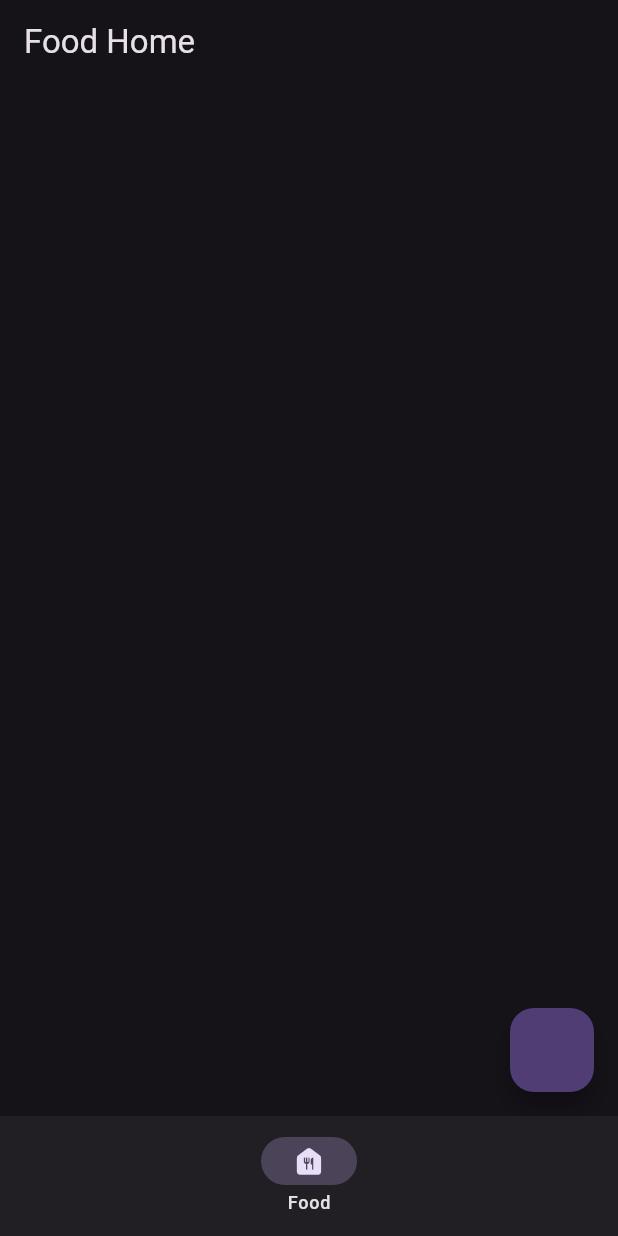
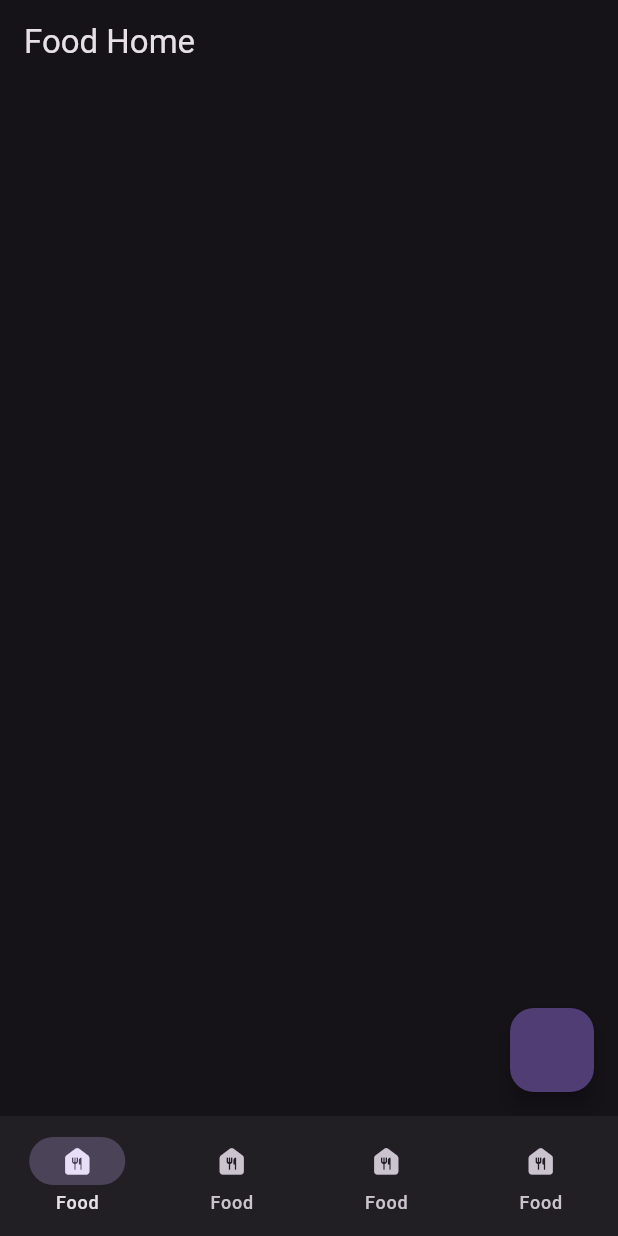
Before and after one commit to acano99/my_home_flutter, a Flutter app: the screen it shows after launch, on a phone screen of 412 x 824 dp. Run offline on Flutter 3.47's test engine with Material 3 defaults, Android fonts, the phone set to English and light mode, and no system bars.

Commit message:
actualizada la pantalla

```diff
--- a/lib/ui/screens/main/main.dart
+++ b/lib/ui/screens/main/main.dart
@@ -14,6 +14,9 @@ class _MainScreenState extends State<MainScreen> {
   @override
   Widget build(BuildContext context) {
     List<Destination> destinations = [
+      Destination(label: 'Food', icon: Icons.food_bank_rounded),
+      Destination(label: 'Food', icon: Icons.food_bank_rounded),
+      Destination(label: 'Food', icon: Icons.food_bank_rounded),
       Destination(label: 'Food', icon: Icons.food_bank_rounded),
     ];
 
```
